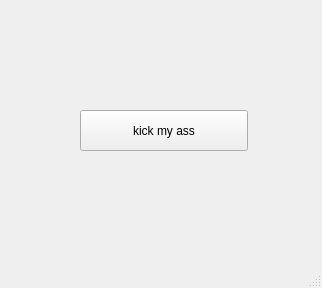
The window that mainwindow.ui (slash4all/Qt_Git_Example) describes before a commit, drawn with Qt 5.
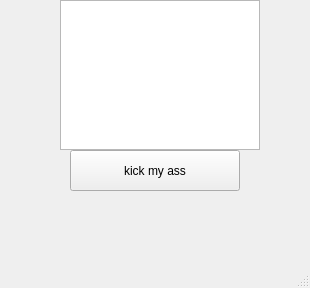
The same window after the commit.

Commit message: added scene,img,view and checkable to btn

What changed in the file:
```diff
--- a/mainwindow.ui
+++ b/mainwindow.ui
@@ -6,7 +6,7 @@
    <rect>
     <x>0</x>
     <y>0</y>
-    <width>322</width>
+    <width>310</width>
     <height>288</height>
    </rect>
   </property>
@@ -17,21 +17,24 @@
    <widget class="QPushButton" name="kick_btn">
     <property name="geometry">
      <rect>
-      <x>80</x>
-      <y>110</y>
-      <width>168</width>
+      <x>70</x>
+      <y>150</y>
+      <width>170</width>
       <height>41</height>
      </rect>
     </property>
     <property name="text">
      <string>kick my ass</string>
     </property>
+    <property name="checkable">
+     <bool>true</bool>
+    </property>
    </widget>
    <widget class="QLabel" name="kicked_lbl">
     <property name="geometry">
      <rect>
-      <x>40</x>
-      <y>160</y>
+      <x>30</x>
+      <y>200</y>
       <width>241</width>
       <height>21</height>
      </rect>
@@ -40,6 +43,16 @@
      <string/>
     </property>
    </widget>
+   <widget class="QGraphicsView" name="graphicsView">
+    <property name="geometry">
+     <rect>
+      <x>60</x>
+      <y>0</y>
+      <width>200</width>
+      <height>150</height>
+     </rect>
+    </property>
+   </widget>
   </widget>
   <widget class="QMenuBar" name="menubar">
    <property name="geometry">
```
Left out of the diff: 2 changed lines with no effect on the pictures. The commit also changes 6 other files.
